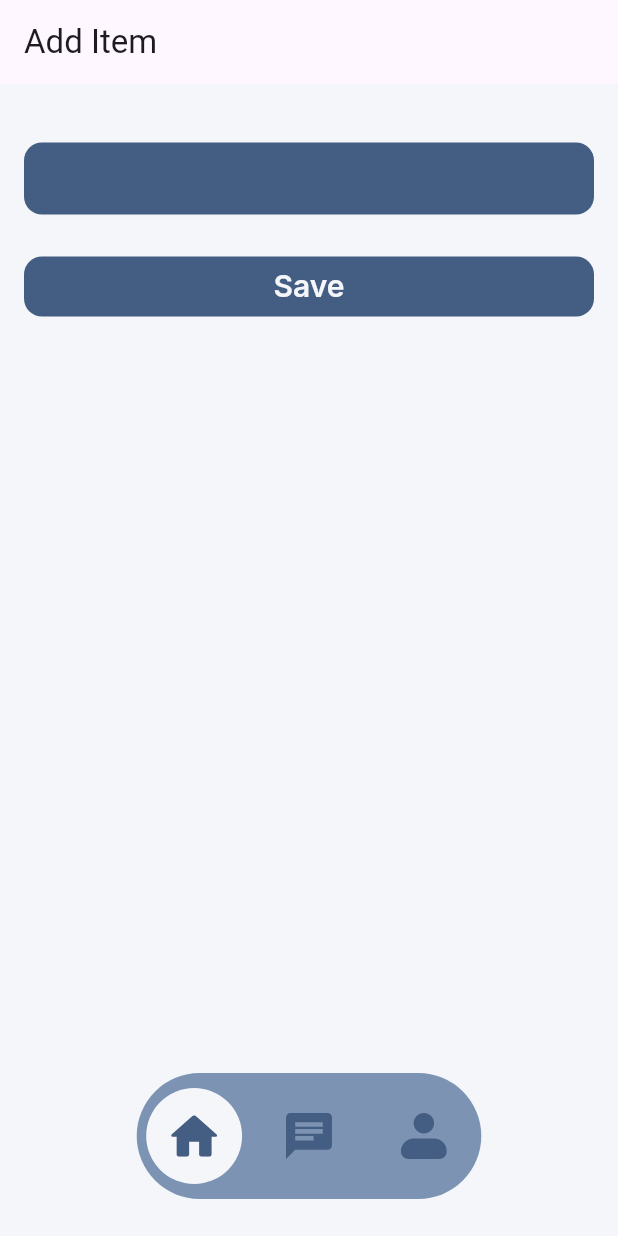
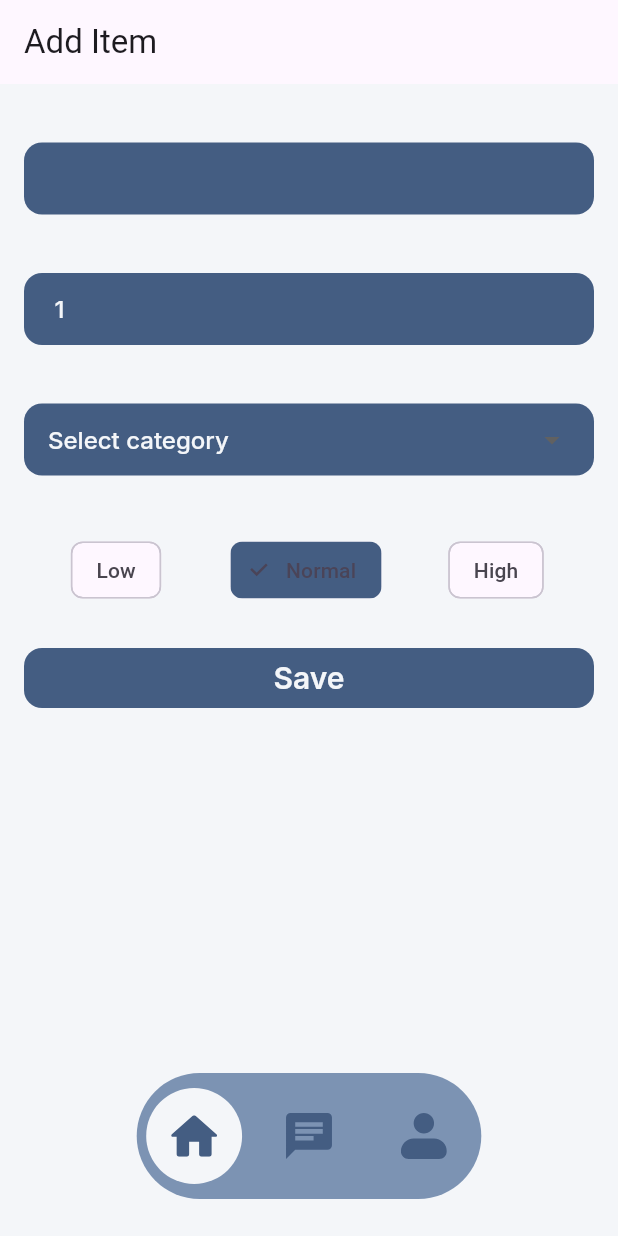
Before and after one commit to ItsmeHaans/spotlight-manager, a Flutter app: the ShoppingListScreen screen opened by its route, after a tap on the "add" icon, on a phone screen of 412 x 824 dp. Run offline on Flutter 3.47's test engine with Material 3 defaults, Android fonts, the phone set to English and light mode, and no system bars; our stand-ins replace flutter_dotenv, flutter_riverpod, flutter_svg, go_router, google_fonts, image_cropper and 2 more; missing offline and left inert: window_manager; accounts and stored records are empty; project files that could hold a hidden picture were left out.

Commit message:
adding setting for shop

```diff
--- /dev/null
+++ b/lib/features/shopping/models/shopping_category.dart
@@ -0,0 +1,24 @@
+// features/shopping/models/shopping_category.dart
+enum ShoppingCategory {
+  groceries('Groceries'),
+  household('Household'),
+  personalCare('Personal Care'),
+  healthPharmacy('Health & Pharmacy'),
+  electronics('Electronics'),
+  clothing('Clothing'),
+  babyKids('Baby & Kids'),
+  petSupplies('Pet Supplies'),
+  stationery('Stationery'),
+  others('Others');
+
+  final String label;
+  const ShoppingCategory(this.label);
+
+  static ShoppingCategory? fromLabel(String? label) {
+    if (label == null) return null;
+    for (final c in ShoppingCategory.values) {
+      if (c.label == label) return c;
+    }
+    return ShoppingCategory.others;
+  }
+}
--- /dev/null
+++ b/lib/features/shopping/providers/shopping_filter_provider.dart
@@ -0,0 +1,29 @@
+// features/shopping/providers/shopping_filter_provider.dart
+import 'package:flutter_riverpod/flutter_riverpod.dart';
+import '../models/shopping_category.dart';
+import '../models/shopping_item.dart';
+import 'shopping_provider.dart';
+
+class ShoppingCategoryFilterNotifier extends Notifier<ShoppingCategory?> {
+  @override
+  ShoppingCategory? build() => null; // null = "All"
+
+  void select(ShoppingCategory? category) => state = category;
+}
+
+final shoppingCategoryFilterProvider =
+    NotifierProvider<ShoppingCategoryFilterNotifier, ShoppingCategory?>(
+      ShoppingCategoryFilterNotifier.new,
+    );
+
+final filteredShoppingListProvider = Provider<AsyncValue<List<ShoppingItem>>>((
+  ref,
+) {
+  final itemsAsync = ref.watch(shoppingListProvider);
+  final selected = ref.watch(shoppingCategoryFilterProvider);
+
+  return itemsAsync.whenData((items) {
+    if (selected == null) return items;
+    return items.where((item) => item.category == selected.label).toList();
+  });
+});
--- a/lib/features/shopping/screens/add_item_sheet.dart
+++ b/lib/features/shopping/screens/add_item_sheet.dart
@@ -5,11 +5,12 @@ import '../../../core/theme/theme.dart';
 import '../../../core/theme/theme_provider.dart';
 import '../../../shared/widgets/app_text_field.dart';
 import '../../../shared/widgets/app_button.dart';
+import '../models/shopping_category.dart';
 import '../models/shopping_item.dart';
 import '../providers/shopping_provider.dart';
 
 class AddEditShoppingScreen extends ConsumerStatefulWidget {
-  final ShoppingItem? existingItem; // null = adding new, non-null = editing
+  final ShoppingItem? existingItem;
   const AddEditShoppingScreen({super.key, this.existingItem});
 
   @override
@@ -18,28 +19,43 @@ class AddEditShoppingScreen extends ConsumerStatefulWidget {
 }
 
 class _AddEditShoppingScreenState extends ConsumerState<AddEditShoppingScreen> {
-  late final TextEditingController
-  _nameController; // native Dart `late` — initialized in initState, not here directly
+  late final TextEditingController _nameController;
+  late final TextEditingController _quantityController;
+  ShoppingCategory? _selectedCategory;
+  String _urgency = 'normal'; // 'low', 'normal', 'high'
   bool _isSaving = false;
 
   @override
   void initState() {
-    // native Flutter — runs once, when this screen is first created
     super.initState();
-    _nameController = TextEditingController(
-      text: widget.existingItem?.name ?? '',
+    final existing = widget.existingItem;
+    _nameController = TextEditingController(text: existing?.name ?? '');
+    _quantityController = TextEditingController(
+      text: (existing?.quantity ?? 1).toString(),
     );
+    _selectedCategory = ShoppingCategory.fromLabel(existing?.category);
+    _urgency = existing?.urgency ?? 'normal';
+  }
+
+  @override
+  void dispose() {
+    _nameController.dispose();
+    _quantityController.dispose();
+    super.dispose();
   }
 
   Future<void> _handleSave() async {
+    if (_nameController.text.trim().isEmpty) return;
+
     setState(() => _isSaving = true);
 
     final item = ShoppingItem(
-      id: widget.existingItem?.id ?? '', // ignored on insert, used on update
+      id: widget.existingItem?.id ?? '',
       name: _nameController.text.trim(),
-      quantity: 1,
-      isChecked: false,
-      urgency: 'normal',
+      category: _selectedCategory?.label,
+      quantity: num.tryParse(_quantityController.text) ?? 1,
+      isChecked: widget.existingItem?.isChecked ?? false,
+      urgency: _urgency,
     );
 
     final service = ref.read(shoppingServiceProvider);
@@ -49,11 +65,8 @@ class _AddEditShoppingScreenState extends ConsumerState<AddEditShoppingScreen> {
       await service.updateItem(widget.existingItem!.id, item);
     }
 
-    ref.invalidate(shoppingListProvider); // refresh the list screen's data
-    if (mounted)
-      context.go(
-        '/shopping',
-      ); // native Flutter — `mounted` check before navigating after an async gap
+    ref.invalidate(shoppingListProvider);
+    if (mounted) context.go('/shopping');
   }
 
   @override
@@ -66,16 +79,105 @@ class _AddEditShoppingScreenState extends ConsumerState<AddEditShoppingScreen> {
       appBar: AppBar(title: Text(isEditing ? "Edit Item" : "Add Item")),
       body: Padding(
         padding: const EdgeInsets.all(AppSpacing.md),
-        child: Column(
-          crossAxisAlignment: CrossAxisAlignment.stretch,
+        child: ListView(
           children: [
             AppTextField(label: "Item Name", controller: _nameController),
+            const SizedBox(height: AppSpacing.md),
+            AppTextField(
+              label: "Quantity",
+              controller: _quantityController,
+              keyboardType: TextInputType.number,
+            ),
+            const SizedBox(height: AppSpacing.md),
+
+            // ---- Category dropdown ----
+            Text(
+              "Category",
+              style: AppTypography.caption.copyWith(
+                color: colors.textSecondary,
+              ),
+            ),
+            const SizedBox(height: AppSpacing.xs),
+            Container(
+              padding: const EdgeInsets.symmetric(horizontal: AppSpacing.md),
+              decoration: BoxDecoration(
+                color: colors.primary,
+                borderRadius: BorderRadius.circular(12),
+              ),
+              child: DropdownButtonHideUnderline(
+                child: DropdownButton<ShoppingCategory>(
+                  value: _selectedCategory,
+                  isExpanded: true,
+                  dropdownColor: colors.background,
+                  hint: Text(
+                    "Select category",
+                    style: TextStyle(color: colors.textSecondary),
+                  ),
+                  style: AppTypography.body.copyWith(
+                    color: colors.textSecondary,
+                  ),
+                  items: ShoppingCategory.values
+                      .map(
+                        (c) => DropdownMenuItem(value: c, child: Text(c.label)),
+                      )
+                      .toList(),
+                  onChanged: (value) =>
+                      setState(() => _selectedCategory = value),
+                ),
+              ),
+            ),
+            const SizedBox(height: AppSpacing.md),
+
+            // ---- Urgency segmented ----
+            Text(
+              "Urgency",
+              style: AppTypography.caption.copyWith(
+                color: colors.textSecondary,
+              ),
+            ),
+            const SizedBox(height: AppSpacing.xs),
+            Row(
+              children: ['low', 'normal', 'high'].map((level) {
+                final selected = _urgency == level;
+                return Expanded(
+                  child: Padding(
+                    padding: const EdgeInsets.only(right: AppSpacing.xs),
+                    child: ChoiceChip(
+                      label: Text(level[0].toUpperCase() + level.substring(1)),
+                      selected: selected,
+                      selectedColor: colors.primary,
+                      onSelected: (_) => setState(() => _urgency = level),
+                    ),
+                  ),
+                );
+              }).toList(),
+            ),
+
             const SizedBox(height: AppSpacing.lg),
             AppButton(
               label: "Save",
               isLoading: _isSaving,
               onPressed: _handleSave,
             ),
+
+            // ---- Delete (only when editing) ----
+            if (isEditing) ...[
+              const SizedBox(height: AppSpacing.md),
+              TextButton.icon(
+                icon: Icon(Icons.delete, color: colors.error),
+                label: Text(
+                  "Delete Item",
+                  style: TextStyle(color: colors.error),
+                ),
+                onPressed: () async {
+                  await ref
+                      .read(shoppingServiceProvider)
+                      .deleteItem(widget.existingItem!.id);
+                  ref.invalidate(shoppingListProvider);
+                  if (mounted) context.go('/shopping');
+                },
+              ),
+            ],
           ],
         ),
       ),
--- a/lib/features/shopping/screens/shopping_list_screen.dart
+++ b/lib/features/shopping/screens/shopping_list_screen.dart
@@ -7,6 +7,10 @@ import '../../../shared/widgets/app_card.dart';
 import '../../../shared/widgets/empty_state.dart';
 import '../../../shared/widgets/confirm_dialog.dart';
 import '../providers/shopping_provider.dart';
+import '../screens/shopping_list_screen.dart';
+import '../providers/shopping_filter_provider.dart';
+import '../widgets/shopping_option_sheet.dart';
+import 'package:flutter_svg/flutter_svg.dart';
 
 class ShoppingListScreen extends ConsumerWidget {
   const ShoppingListScreen({super.key});
@@ -14,17 +18,28 @@ class ShoppingListScreen extends ConsumerWidget {
   @override
   Widget build(BuildContext context, WidgetRef ref) {
     final colors = AppThemes.of(ref.watch(themeProvider));
-    final itemsAsync = ref.watch(shoppingListProvider);
+    final itemsAsync = ref.watch(filteredShoppingListProvider);
 
     return Scaffold(
       backgroundColor: colors.background,
       appBar: AppBar(
         title: const Text("Shopping List"),
         actions: [
+          InkWell(
+            borderRadius: BorderRadius.circular(20),
+            onTap: () => openShoppingOptionsSheet(context, ref),
+            child: Padding(
+              padding: const EdgeInsets.all(AppSpacing.sm),
+              child: SvgPicture.asset(
+                colors.settingPath,
+                width: 22,
+                height: 22,
+              ),
+            ),
+          ),
           IconButton(
             icon: const Icon(Icons.add),
-            onPressed: () =>
-                context.go('/shopping/add'), // navigates to the Add screen
+            onPressed: () => context.go('/shopping/add'),
           ),
         ],
       ),
```
Also changed, not shown: lib/features/shopping/widgets/shopping_option_sheet.dart (added, +161 -0 lines).
